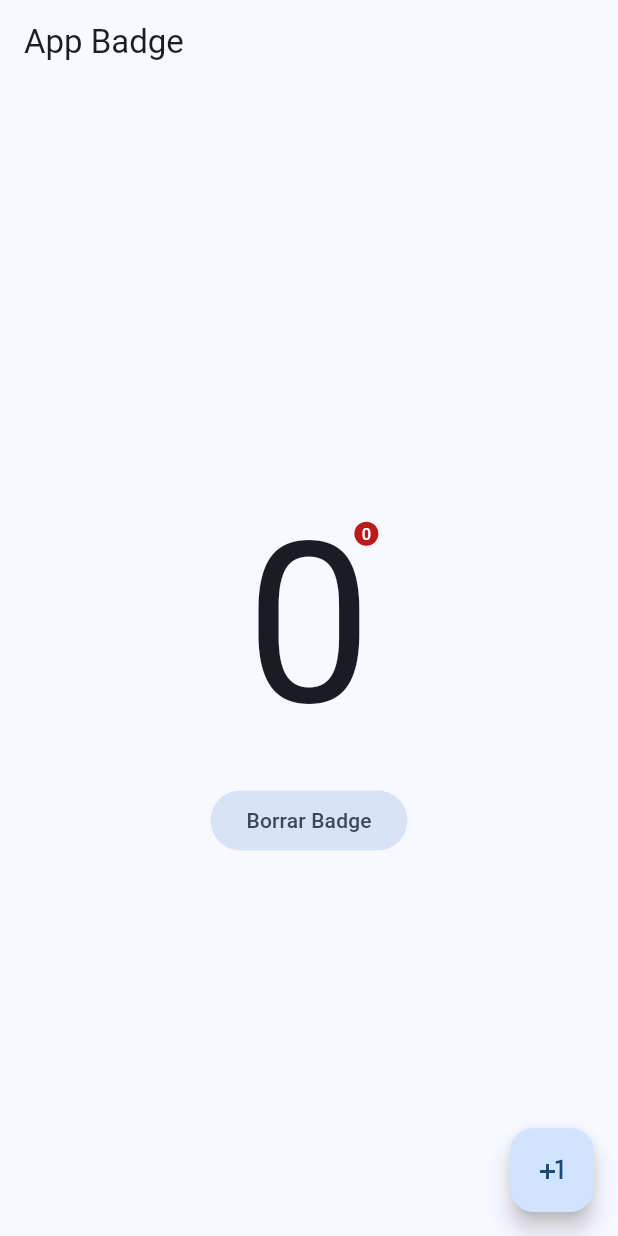
After one commit to tripleP16/misceleanos, a Flutter app: the BadgeScreen screen opened by its route, on a phone screen of 412 x 824 dp. The commit adds this screen. Run offline on Flutter 3.47's test engine with Material 2 defaults, Android fonts, the phone set to English and light mode, and no system bars; our stand-ins replace dio, flutter_compass, flutter_riverpod, geolocator, go_router, google_fonts and 6 more; missing offline and left inert: quick_actions.

Commit message:
badger partially done

```diff
--- a/lib/config/config.dart
+++ b/lib/config/config.dart
@@ -2,3 +2,4 @@ export 'theme/app_theme.dart';
 export 'router/app_router.dart';
 export 'plugins/share_plugin.dart';
 export 'plugins/local_auth_plugin.dart';
+export 'plugins/quick_actions_plugin.dart';
--- a/lib/config/router/app_router.dart
+++ b/lib/config/router/app_router.dart
@@ -47,4 +47,6 @@ final appRouter = GoRouter(routes: [
   GoRoute(
       path: '/controlled-map',
       builder: (context, state) => const ControlledMapScreen()),
+
+  GoRoute(path: '/badge', builder: (context, state) => const BadgeScreen()),
 ]);
--- a/lib/main.dart
+++ b/lib/main.dart
@@ -6,6 +6,7 @@ import 'package:second_app/presentation/providers/providers.dart';
 
 void main() {
   WidgetsFlutterBinding.ensureInitialized();
+  QuickActionsPlugins.registerActions();
   SystemChrome.setPreferredOrientations([DeviceOrientation.portraitUp]);
 
   runApp(const ProviderScope(
--- /dev/null
+++ b/lib/presentation/providers/badge/badge_count_provider.dart
@@ -0,0 +1,7 @@
+import 'package:flutter_riverpod/flutter_riverpod.dart';
+
+
+
+final badgeCounterProvider = StateProvider<int>((ref) {
+  return 0;
+});
--- a/lib/presentation/providers/providers.dart
+++ b/lib/presentation/providers/providers.dart
@@ -10,3 +10,4 @@ export 'local_auth/local_auth_providers.dart';
 export 'location/user_location_provider.dart';
 export 'location/watch_location_provider.dart';
 export 'location/map_controller_provider.dart';
+export 'badge/badge_count_provider.dart';
--- /dev/null
+++ b/lib/presentation/screens/badge/badge_screen.dart
@@ -0,0 +1,41 @@
+import 'package:flutter/material.dart';
+import 'package:flutter_riverpod/flutter_riverpod.dart';
+import 'package:second_app/presentation/providers/providers.dart';
+
+class BadgeScreen extends ConsumerWidget {
+  const BadgeScreen({super.key});
+
+  @override
+  Widget build(BuildContext context, ref) {
+    final badgeCounter = ref.watch(badgeCounterProvider);
+    return Scaffold(
+      appBar: AppBar(
+        title: const Text('App Badge'),
+      ),
+      body: Center(
+        child: Column(mainAxisAlignment: MainAxisAlignment.center, children: [
+          Badge(
+            alignment:
+                Alignment.lerp(Alignment.topRight, Alignment.bottomRight, 0.2),
+            label: Text('$badgeCounter'),
+            child: Text(
+              '$badgeCounter',
+              style: const TextStyle(fontSize: 150),
+            ),
+          ),
+          FilledButton.tonal(
+              onPressed: () {
+                ref.invalidate(badgeCounterProvider);
+              },
+              child: const Text('Borrar Badge'))
+        ]),
+      ),
+      floatingActionButton: FloatingActionButton(
+        onPressed: () {
+          ref.read(badgeCounterProvider.notifier).update((state) => state + 1);
+        },
+        child: const Icon(Icons.plus_one),
+      ),
+    );
+  }
+}
--- a/lib/presentation/screens/screens.dart
+++ b/lib/presentation/screens/screens.dart
@@ -14,3 +14,6 @@ export 'biometrics/biometric_screen.dart';
 export 'location/controlled_map_screen.dart';
 export 'location/location_screen.dart';
 export 'location/map_screen.dart';
+
+//Badge
+export 'badge/badge_screen.dart';
--- a/lib/presentation/widgets/shared/main_menu.dart
+++ b/lib/presentation/widgets/shared/main_menu.dart
@@ -20,6 +20,7 @@ final menuItems = <MenuItem>[
   MenuItem('Ubicacion', Icons.pin_drop, '/location'),
   MenuItem('Mapas', Icons.maps_ugc_outlined, '/maps'),
   MenuItem('Controlado', Icons.gamepad_outlined, '/controlled-map'),
+  MenuItem('Badge', Icons.notification_important_outlined, '/badge'),
 ];
 
 class MainMenu extends StatelessWidget {
--- a/pubspec.yaml
+++ b/pubspec.yaml
@@ -10,6 +10,7 @@ dependencies:
   dio: ^5.3.2
   flutter:
     sdk: flutter
+  flutter_app_badge: ^2.0.2
   flutter_compass: ^0.7.0
   flutter_riverpod: ^2.3.7
   geolocator: ^10.1.0
@@ -18,6 +19,7 @@ dependencies:
   google_maps_flutter: ^2.5.0
   local_auth: ^2.1.7
   permission_handler: ^10.4.3
+  quick_actions: ^1.0.6
   sensors_plus: ^3.0.3
   share_plus: ^7.1.0
 
```
Also changed, not shown: lib/config/plugins/quick_actions_plugin.dart (added, +38 -0 lines), pubspec.lock, 15 other files.
